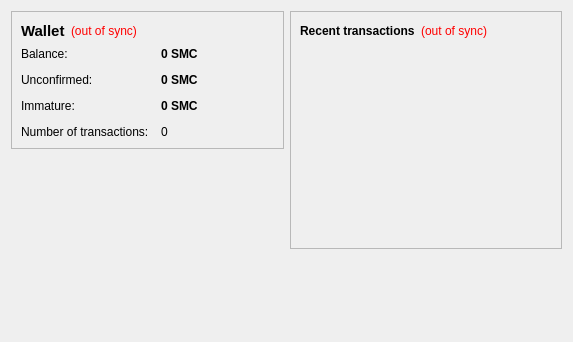
Before: the Qt Designer form src/qt/forms/overviewpage.ui in GhostLion/GameCoin, drawn with Qt 5.
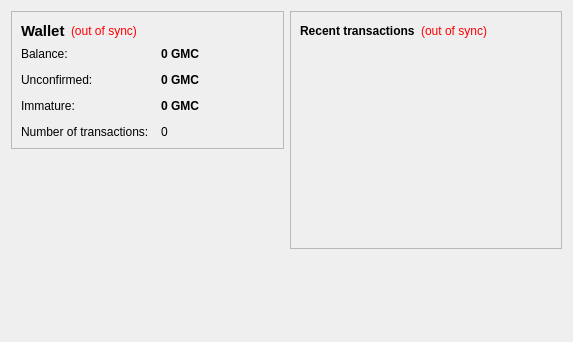
After: the same form once the commit is applied.

```diff
--- a/src/qt/forms/overviewpage.ui
+++ b/src/qt/forms/overviewpage.ui
@@ -105,7 +105,7 @@
              <string>Your current balance</string>
             </property>
             <property name="text">
-             <string notr="true">0 SMC</string>
+             <string notr="true">0 GMC</string>
             </property>
             <property name="textInteractionFlags">
              <set>Qt::LinksAccessibleByMouse|Qt::TextSelectableByKeyboard|Qt::TextSelectableByMouse</set>
@@ -134,7 +134,7 @@
              <string>Total of transactions that have yet to be confirmed, and do not yet count toward the current balance</string>
             </property>
             <property name="text">
-             <string notr="true">0 SMC</string>
+             <string notr="true">0 GMC</string>
             </property>
             <property name="textInteractionFlags">
              <set>Qt::LinksAccessibleByMouse|Qt::TextSelectableByKeyboard|Qt::TextSelectableByMouse</set>
@@ -177,7 +177,7 @@
              <string>Mined balance that has not yet matured</string>
             </property>
             <property name="text">
-             <string notr="true">0 SMC</string>
+             <string notr="true">0 GMC</string>
             </property>
             <property name="textInteractionFlags">
              <set>Qt::LinksAccessibleByMouse|Qt::TextSelectableByKeyboard|Qt::TextSelectableByMouse</set>
```
